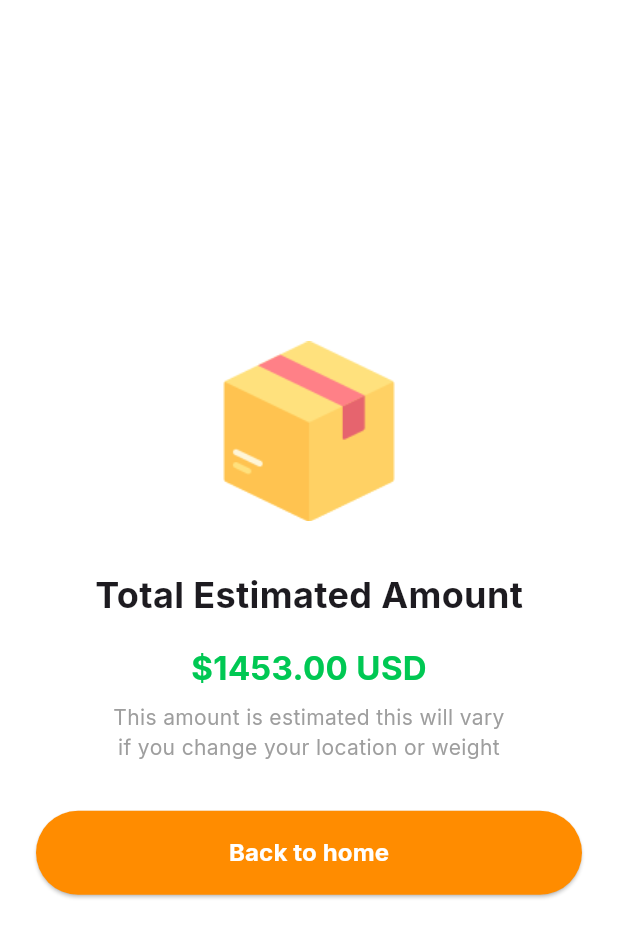
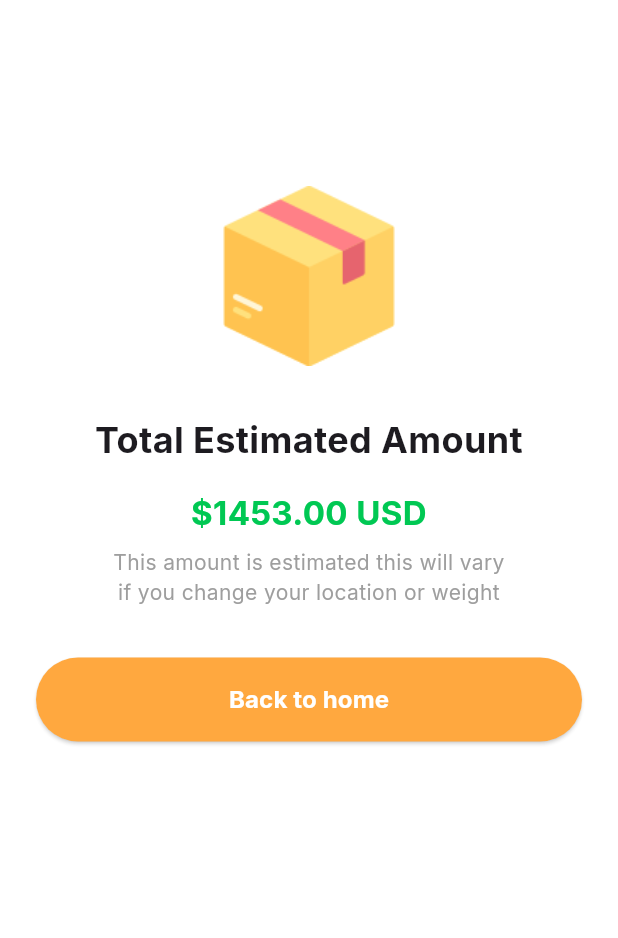
Before and after one commit to EmmanuelTobi/movemate-shipments-ui, a Flutter app: the CalculationResultScreen screen opened directly, on a phone screen of 412 x 824 dp. Shown: the top 938 px of the screen. Run offline on Flutter 3.47's test engine with Material 3 defaults, Android fonts, the phone set to English and light mode, and no system bars; our stand-ins replace flutter_svg, google_fonts, stacked.

Commit message:
centre calculate result view, few ui updates

```diff
--- a/lib/screens/calculate/calculate_screen.dart
+++ b/lib/screens/calculate/calculate_screen.dart
@@ -1,4 +1,5 @@
 import 'package:flutter/material.dart';
+import 'package:movemateshipmentsui/utils/constants.dart';
 import 'package:movemateshipmentsui/viewmodels/calculate_view_model.dart';
 import 'package:movemateshipmentsui/widgets/animated_list_view.dart';
 import 'package:stacked/stacked.dart';
@@ -152,8 +153,8 @@ class _CategoryItemsState extends State<CategoryItems> {
                           widget.category,
                           style: TextStyle(
                             fontSize: 12,
-                            color: widget.category == model.selectedCategory ? Colors.white : Colors.black,
-                            fontWeight: widget.category == model.selectedCategory ? FontWeight.bold :  FontWeight.normal,
+                            color: widget.category == model.selectedCategory ? Colors.white : AppColors.textSecondary,
+                            fontWeight: widget.category == model.selectedCategory ? FontWeight.bold :  FontWeight.w600,
                           ),
                         ),
                       ],
--- a/lib/screens/calculate/calculation_result_screen.dart
+++ b/lib/screens/calculate/calculation_result_screen.dart
@@ -1,4 +1,5 @@
 import 'package:flutter/material.dart';
+import 'package:movemateshipmentsui/widgets/animated_list_view.dart';
 
 class CalculationResultScreen extends StatelessWidget {
   final double amount;
@@ -9,12 +10,34 @@ class CalculationResultScreen extends StatelessWidget {
   Widget build(BuildContext context) {
     return Scaffold(
       body: Column(
-        mainAxisAlignment: MainAxisAlignment.center,
+        children: [
+          const Spacer(),
+          Container(
+            height: 700,
+            alignment: Alignment.center,
+            child: Center(
+              child: AnimatedListView(
+              scrollDirection: Axis.vertical,
+              staggerDuration: const Duration(milliseconds: 200),
+              animationDuration: const Duration(milliseconds: 400),
+              itemBuilder: (context, child, animation) {
+                return FadeTransition(
+                  opacity: animation,
+                  child: SlideTransition(
+                    position: animation.drive(Tween(
+                      begin: const Offset(0.0, 1.0),
+                      end: const Offset(0.0, 0.0),
+                    ).chain(CurveTween(curve: Curves.easeOutCubic))),
+                    child: child,
+                  ),
+                );
+              },
               children: [
                 Image.asset('assets/images/box.png', width: 120, height: 120),
                 const SizedBox(height: 32),
                 const Text(
                   'Total Estimated Amount',
+                  textAlign: TextAlign.center,
                   style: TextStyle(
                     fontSize: 24,
                     fontWeight: FontWeight.bold,
@@ -23,6 +46,7 @@ class CalculationResultScreen extends StatelessWidget {
                 const SizedBox(height: 16),
                 Text(
                   '\$${amount.toStringAsFixed(2)} USD',
+                  textAlign: TextAlign.center,
                   style: const TextStyle(
                     fontSize: 22,
                     fontWeight: FontWeight.bold,
@@ -59,6 +83,10 @@ class CalculationResultScreen extends StatelessWidget {
                 ),
               ],
                     ),
+            ),
+              ),
+        ],
+      ),
     );
   }
 }
--- a/lib/screens/shipping_track/shippment_history.dart
+++ b/lib/screens/shipping_track/shippment_history.dart
@@ -203,7 +203,9 @@ class _ShipmentHistoryScreenState extends State<ShipmentHistoryScreen> with Sing
                           Text(' • ', style: AppTextStyles.caption.copyWith(color: Colors.grey),),
                           Text(
                             'Sep 20, 2023',
-                            style: AppTextStyles.body2.copyWith(color: Colors.grey),
+                            style: AppTextStyles.body2.copyWith(
+                                color: AppColors.textDark.withOpacity(0.8)
+                            ),
                           ),
                         ],
                       ),
```
Lines whose indentation alone changed are shown as unchanged.
